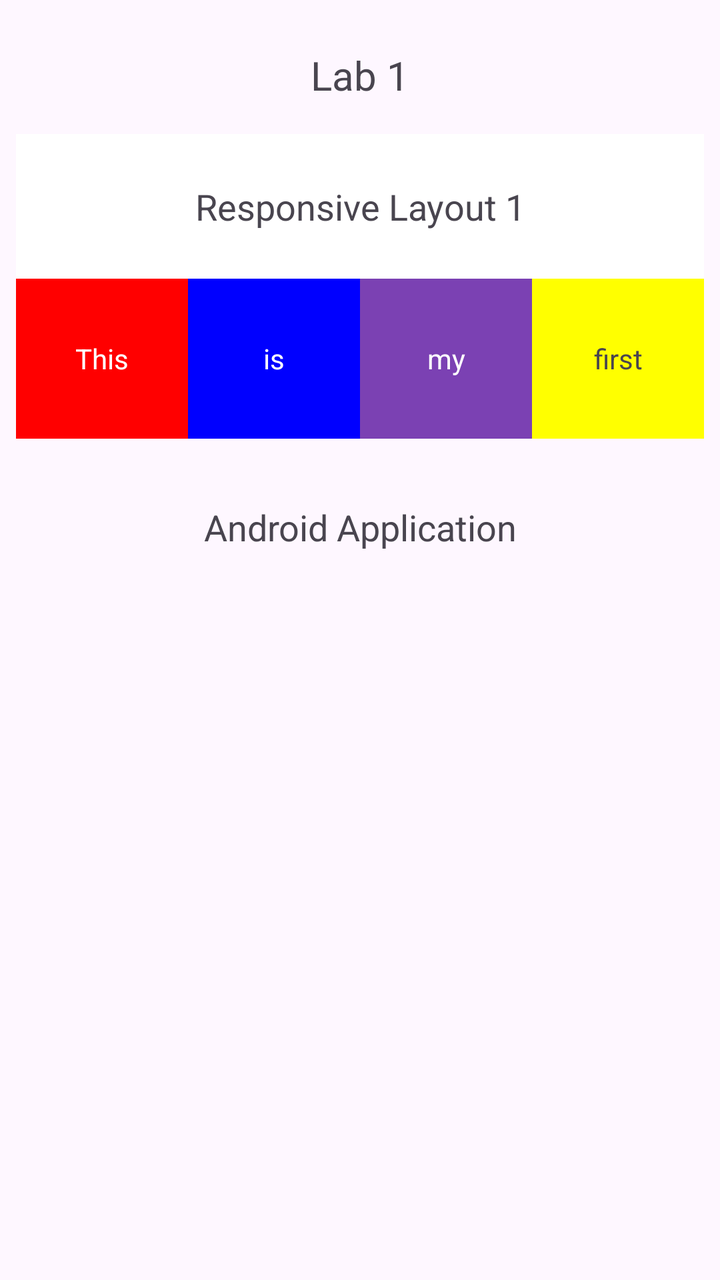
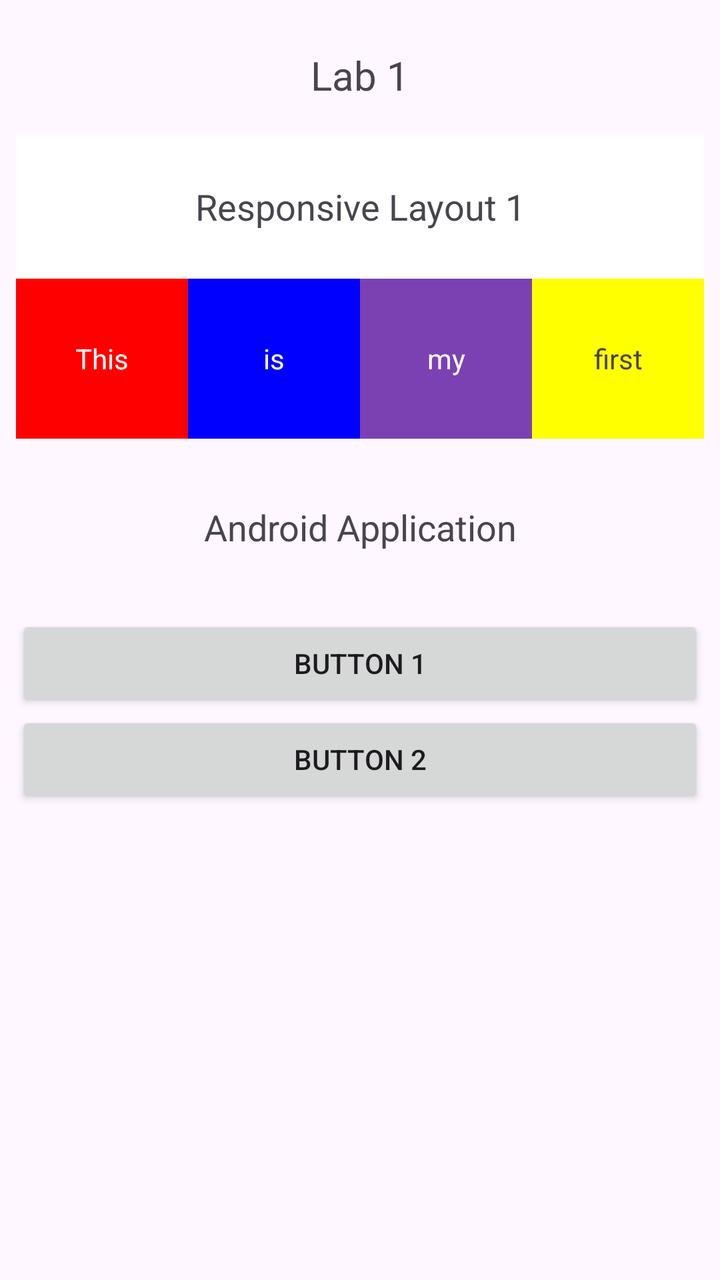

Compare the two renders of this Android layout. The source of the first and the diff that turns it into the second are given below.
<!-- AndroidManifest.xml: application theme Theme.Lab1_LinearLayout -->
<!-- res/layout/activity_main.xml -->
<?xml version="1.0" encoding="utf-8"?>
<LinearLayout xmlns:android="http://schemas.android.com/apk/res/android"
    android:layout_width="match_parent"
    android:layout_height="match_parent"
    android:orientation="vertical"
    android:padding="8dp">

    <TextView
        android:layout_width="match_parent"
        android:layout_height="wrap_content"
        android:text="Lab 1"
        android:gravity="center"
        android:padding="16dp"
        android:textSize="20sp"/>

    <TextView
        android:layout_width="match_parent"
        android:layout_height="wrap_content"
        android:text="Responsive Layout 1"
        android:gravity="center"
        android:background="#FFFFFF"
        android:padding="24dp"
        android:textSize="18sp"/>

    <LinearLayout
        android:layout_width="match_parent"
        android:layout_height="80dp"
        android:orientation="horizontal">
        <TextView
            android:layout_width="0dp"
            android:layout_height="match_parent"
            android:layout_weight="1"
            android:text="This"
            android:gravity="center"
            android:background="#ff0000"
            android:textColor="#ffffff"/>
        <TextView
            android:layout_width="0dp"
            android:layout_height="match_parent"
            android:layout_weight="1"
            android:text="is"
            android:gravity="center"
            android:background="#0000ff"
            android:textColor="#ffffff"/>
        <TextView
            android:layout_width="0dp"
            android:layout_height="match_parent"
            android:layout_weight="1"
            android:text="my"
            android:gravity="center"
            android:background="#7b41b3"
            android:textColor="#ffffff"/>
        <TextView
            android:layout_width="0dp"
            android:layout_height="match_parent"
            android:layout_weight="1"
            android:text="first"
            android:gravity="center"
            android:background="#ffff00"/>
    </LinearLayout>

    <TextView
        android:layout_width="match_parent"
        android:layout_height="wrap_content"
        android:text="Android Application"
        android:gravity="center"
        android:padding="32dp"
        android:textSize="18sp"/>

</LinearLayout>
<!-- resources referenced by this layout -->
<resources>
  <style name="Theme.Lab1_LinearLayout" parent="Base.Theme.Lab1_LinearLayout" />
  <style name="Base.Theme.Lab1_LinearLayout" parent="Theme.Material3.DayNight.NoActionBar">
          
          
      </style>
</resources>

<!-- the commit's change to res/layout/activity_main.xml (unified diff, before → after) -->
@@ -67,4 +67,14 @@
         android:padding="32dp"
         android:textSize="18sp"/>
 
+    <Button
+        android:layout_width="match_parent"
+        android:layout_height="wrap_content"
+        android:text="Button 1"/>
+
+    <Button
+        android:layout_width="match_parent"
+        android:layout_height="wrap_content"
+        android:text="Button 2"/>
+
 </LinearLayout>
